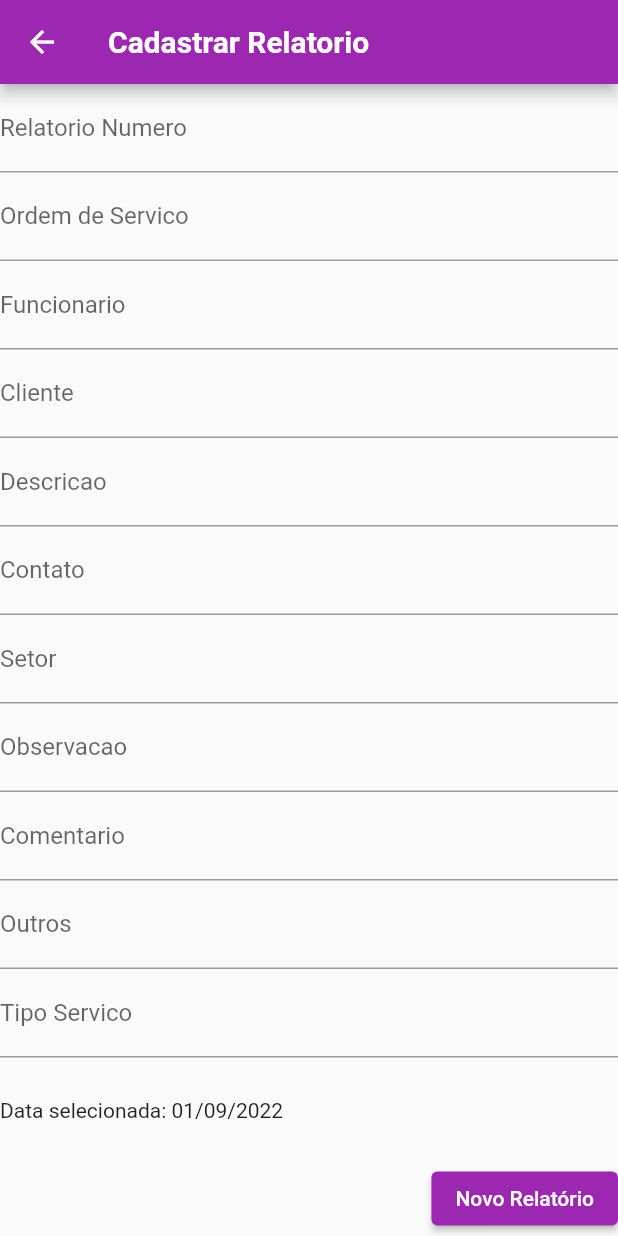
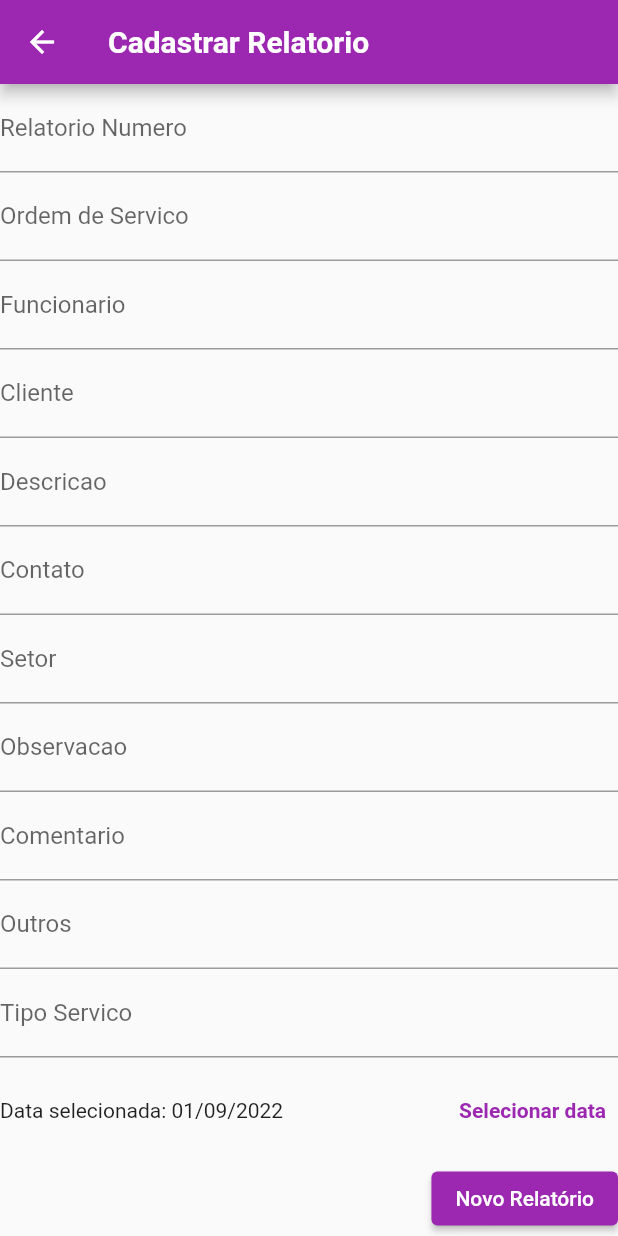
Before and after one commit to RamonTadeuGoncalves/EasyReport_App, a Flutter app: the RelatorioServicoForm screen opened by its route, after a tap on "Novo Relatório", on a phone screen of 412 x 824 dp. Run offline on Flutter 3.47's test engine with Material 2 defaults, Android fonts, the phone set to English and light mode, and no system bars; our stand-ins replace dio; network calls fail; Roboto replaces fonts that are missing (OpenSans).

Commit message:
Was implemented the datepicker method, and create a Report object.

```diff
--- a/lib/models/relatorio_servico.dart
+++ b/lib/models/relatorio_servico.dart
@@ -1,3 +1,5 @@
+import 'package:intl/intl.dart';
+
 class Relatorio {
   final int relatorioNumero;
   final int relatorioOsNumero;
@@ -6,7 +8,7 @@ class Relatorio {
   final String relatorioDescricao;
   final String relatorioContatoCliente;
   final String relatorioSetorClicente;
-  // final DateTime relatorioData;
+  final DateTime relatorioData;
   // final bool relatorioEstado;
   final String relatorioObservacao;
   // final String relatorioFoto;
@@ -22,7 +24,7 @@ class Relatorio {
     required this.relatorioDescricao,
     required this.relatorioContatoCliente,
     required this.relatorioSetorClicente,
-    // required this.relatorioData,
+    required this.relatorioData,
     // required this.relatorioEstado,
     required this.relatorioObservacao,
     // required this.relatorioFoto,
@@ -31,11 +33,7 @@ class Relatorio {
     required this.relatorioTipoServico,
   });
 
-  // String toString() {
-  //   return 'Relatorio{Numero: $relatorioOsNumero, $relatorioFuncRegistro, $relatorioClienteRegistro, $relatorioDescricao, $relatorioContatoCliente, $relatorioSetorClicente, $relatorioData, $relatorioEstado, $relatorioObservacao, $relatorioFoto, $relatorioComentarioCliente, $relatorioOutros,    $relatorioTipoServico}';
-  // }
-
   String toString() {
-    return 'Relatorio {Numero Relatorio: $relatorioNumero, Numero O.S. $relatorioOsNumero, Funcionario: $relatorioFuncRegistro, Descricao: $relatorioDescricao, CLiente: $relatorioClienteRegistro, Contado: $relatorioContatoCliente, Setor: $relatorioSetorClicente';
+    return 'Relatorio {Numero Relatorio: $relatorioNumero, Numero O.S. $relatorioOsNumero, Funcionario: $relatorioFuncRegistro, Descricao: $relatorioDescricao, CLiente: $relatorioClienteRegistro, Contado: $relatorioContatoCliente, Setor: $relatorioSetorClicente, Data: ${DateFormat('dd/MM/y').format(relatorioData)}, Obs.: $relatorioObservacao, Comentario Cliente: $relatorioComentarioCliente, Outros: $relatorioOutros, Tipo de Servico: $relatorioTipoServico';
   }
 }
--- a/lib/screens/relatorio_servico_form.dart
+++ b/lib/screens/relatorio_servico_form.dart
@@ -2,39 +2,56 @@ import 'package:flutter/material.dart';
 import 'package:intl/intl.dart';
 import '../models/relatorio_servico.dart';
 
-class RelatorioServicoForm extends StatelessWidget {
+class RelatorioServicoForm extends StatefulWidget {
   RelatorioServicoForm({Key? key}) : super(key: key);
 
+  @override
+  State<RelatorioServicoForm> createState() => _RelatorioServicoFormState();
+}
+
+class _RelatorioServicoFormState extends State<RelatorioServicoForm> {
   final TextEditingController _relatorioNumeroController =
       TextEditingController();
+
   final TextEditingController _relatorioOsNumeroController =
       TextEditingController();
+
   final TextEditingController _relatorioFuncRegistroController =
       TextEditingController();
+
   final TextEditingController _relatorioClienteRegistroController =
       TextEditingController();
+
   final TextEditingController _relatorioDescricaoController =
       TextEditingController();
+
   final TextEditingController _relatorioContatoClienteController =
       TextEditingController();
+
   final TextEditingController _relatorioSetorClicenteController =
       TextEditingController();
+
   final TextEditingController relatorioData = TextEditingController();
+
   final TextEditingController _relatorioEstadoController =
       TextEditingController();
+
   final TextEditingController _relatorioObservacaoController =
       TextEditingController();
+
   final TextEditingController _relatorioFotoController =
       TextEditingController();
+
   final TextEditingController _relatorioComentarioClienteController =
       TextEditingController();
+
   final TextEditingController _relatorioOutrosController =
       TextEditingController();
+
   final TextEditingController _relatorioTipoServicoController =
       TextEditingController();
+
   DateTime _relatorioData = DateTime.now();
-
-  // get widWget => null;
 
   _submitForm() {
     // final title = _titleController.text;
@@ -87,7 +104,7 @@ class RelatorioServicoForm extends StatelessWidget {
         relatorioDescricao: relatorioDescricao,
         relatorioContatoCliente: relatorioContatoCliente,
         relatorioSetorClicente: relatorioSetorClicente,
-        // relatorioData: relatorioData,
+        relatorioData: _relatorioData,
         // relatorioEstado: relatorioEstado,
         relatorioObservacao: relatorioObservacao,
         // relatorioFoto: relatorioFoto,
@@ -95,6 +112,22 @@ class RelatorioServicoForm extends StatelessWidget {
         relatorioOutros: relatorioOutros,
         relatorioTipoServico: relatorioTipoServico);
     print(novoRelatorio);
+  }
+
+  _showDatePicker() {
+    showDatePicker(
+      context: context,
+      initialDate: DateTime.now(),
+      firstDate: DateTime(2019),
+      lastDate: DateTime.now(),
+    ).then((pickedDate) {
+      if (pickedDate == null) {
+        return;
+      }
+      setState(() {
+        _relatorioData = pickedDate;
+      });
+    });
   }
 
   @override
@@ -132,18 +165,10 @@ class RelatorioServicoForm extends StatelessWidget {
               controller: _relatorioSetorClicenteController,
               decoration: const InputDecoration(labelText: 'Setor'),
             ),
-            // TextField(
-            //   controller: _relatorioEstadoController,
-            //   decoration: const InputDecoration(labelText: 'Estado'),
-            // ),
             TextField(
               controller: _relatorioObservacaoController,
               decoration: const InputDecoration(labelText: 'Observacao'),
             ),
-            // TextField(
-            //   controller: _relatorioFotoController,
-            //   decoration: const InputDecoration(labelText: 'Foto'),
-            // ),
             TextField(
               controller: _relatorioComentarioClienteController,
               decoration: const InputDecoration(labelText: 'Comentario'),
@@ -167,17 +192,17 @@ class RelatorioServicoForm extends StatelessWidget {
                           : 'Data selecionada: ${DateFormat('dd/MM/y').format(_relatorioData)}',
                     ),
                   ),
-                  // TextButton(
-                  //   child: const Text(
-                  //     'Selecionar data',
-                  //     style: TextStyle(
-                  //       fontWeight: FontWeight.bold,
-                  //     ),
-                  //   ),
-                  //   onPressed: () {
-                  //     _showDatePicker();
-                  //   },
-                  // ),
+                  TextButton(
+                    child: const Text(
+                      'Selecionar data',
+                      style: TextStyle(
+                        fontWeight: FontWeight.bold,
+                      ),
+                    ),
+                    onPressed: () {
+                      _showDatePicker();
+                    },
+                  ),
                 ],
               ),
             ),
--- a/lib/screens/relatorio_servico_page.dart
+++ b/lib/screens/relatorio_servico_page.dart
@@ -46,7 +46,7 @@ class _ServiceReportState extends State<ServiceReport> {
       relatorioDescricao: relatorioDescricao,
       relatorioContatoCliente: relatorioContatoCliente,
       relatorioSetorClicente: relatorioSetorClicente,
-      // relatorioData: relatorioData,
+      relatorioData: relatorioData,
       // relatorioEstado: relatorioEstado,
       relatorioObservacao: relatorioObservacao,
       // relatorioFoto: relatorioFoto,
```
